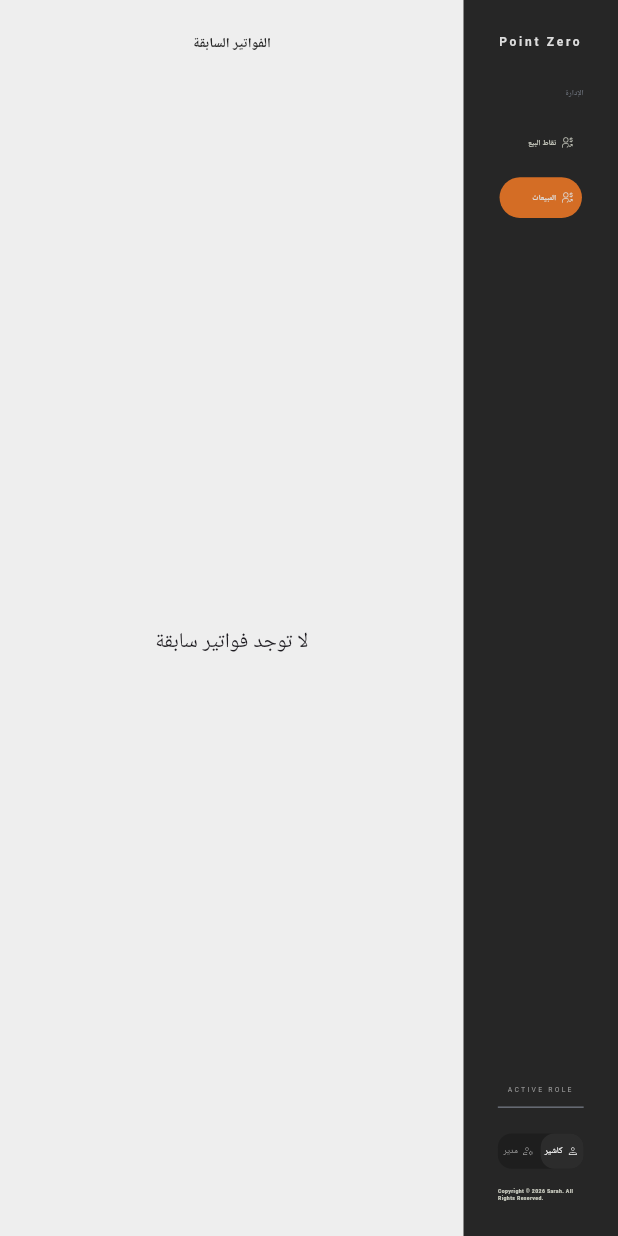
After one commit to Sara33337/point_zero, a Flutter app: the SalesScreenForCashier screen opened by its route, on a phone screen of 412 x 824 dp. The commit adds this screen. Run offline on Flutter 3.47's test engine with Material 3 defaults, Android fonts, the phone set to English and light mode, and no system bars; our stand-ins replace bloc, dartz, equatable, flutter_bloc, flutter_screenutil, flutter_svg and 6 more; accounts and stored records are empty; Roboto replaces fonts that are missing (Cairo).

Commit message:
Add Sales Screen For Cashier

```diff
--- a/lib/core/routing/routs.dart
+++ b/lib/core/routing/routs.dart
@@ -2,7 +2,6 @@ import 'package:flutter/material.dart';
 import 'package:flutter_bloc/flutter_bloc.dart';
 import 'package:go_router/go_router.dart';
 import 'package:point_zero/core/widgets/main_layout.dart';
-
 import 'package:point_zero/features/finance/presentation/finance_cubit/finance_cubit.dart';
 import 'package:point_zero/features/finance/presentation/screens/finance_screen.dart';
 import 'package:point_zero/features/inventory/presentation/inventory_cubit/inventory_cubit.dart';
@@ -10,6 +9,7 @@ import 'package:point_zero/features/inventory/presentation/screens/inventory_scr
 import 'package:point_zero/features/pos/presentation/cubit/exchange_cubit/exchange_cubit.dart';
 import 'package:point_zero/features/pos/presentation/cubit/pos_cubit/pos_cubit.dart';
 import 'package:point_zero/features/pos/presentation/screens/pos_screen.dart';
+import 'package:point_zero/features/pos/presentation/screens/sales_screen.dart';
 import 'package:point_zero/injection_container.dart' as di;
 
 final GoRouter router = GoRouter(
@@ -29,6 +29,16 @@ final GoRouter router = GoRouter(
                 BlocProvider(create: (_) => di.sl<ExchangeCubit>()),
               ],
               child: const PosScreen(),
+            );
+          },
+        ),
+
+        GoRoute(
+          path: '/sales_screen',
+          builder: (BuildContext context, GoRouterState state) {
+            return BlocProvider(
+              create: (_) => di.sl<FinanceCubit>()..loadMonthlyData(),
+              child: SalesScreenForCashier(),
             );
           },
         ),
--- a/lib/core/widgets/side_bar.dart
+++ b/lib/core/widgets/side_bar.dart
@@ -57,7 +57,7 @@ class SideBar extends StatelessWidget {
                   ),
                 ],
 
-                if (currentRole == "cashier")
+                if (currentRole == "cashier") ...[
                   Category(
                     isSelected: currentPath == '/',
                     categoryName: "نقاط البيع",
@@ -68,6 +68,15 @@ class SideBar extends StatelessWidget {
                       }
                     },
                   ),
+                  Category(
+                    isSelected: currentPath == '/sales_screen',
+                    categoryName: "المبيعات",
+                    icon: AppIcons.posIcon,
+                    onTap: () {
+                      context.go('/sales_screen');
+                    },
+                  ),
+                ],
 
                 const Spacer(),
                 Center(
@@ -118,7 +127,7 @@ class SideBar extends StatelessWidget {
                     ],
                   ),
                 ),
-                SizedBox(height: 10.h,),
+                SizedBox(height: 10.h),
                 Center(
                   child: Text(
                     textDirection: TextDirection.ltr,
--- /dev/null
+++ b/lib/features/pos/presentation/screens/sales_screen.dart
@@ -0,0 +1,32 @@
+import 'package:flutter/material.dart';
+import 'package:flutter_bloc/flutter_bloc.dart';
+import 'package:flutter_screenutil/flutter_screenutil.dart';
+import 'package:point_zero/core/theme/app_styles.dart';
+import 'package:point_zero/features/finance/presentation/finance_cubit/finance_cubit.dart';
+import 'package:point_zero/features/finance/presentation/finance_cubit/finance_state.dart';
+import 'package:point_zero/features/pos/presentation/widgets/bill_content.dart';
+
+class SalesScreenForCashier extends StatelessWidget {
+  const SalesScreenForCashier({super.key});
+
+  @override
+  Widget build(BuildContext context) {
+    return BlocBuilder<FinanceCubit, FinanceState>(
+      builder: (context, state) {
+        return Expanded(
+          child: Padding(
+            padding: EdgeInsets.all(20.r),
+            child: Column(
+              children: [
+                Text("الفواتير السابقة", style: AppStyles.largeTitle),
+                SizedBox(height: 16.h),
+
+                Expanded(child: BillContent(bills: state.bills)),
+              ],
+            ),
+          ),
+        );
+      },
+    );
+  }
+}
```
Also changed, not shown: lib/features/pos/presentation/widgets/bill_content.dart (added, +102 -0 lines).
